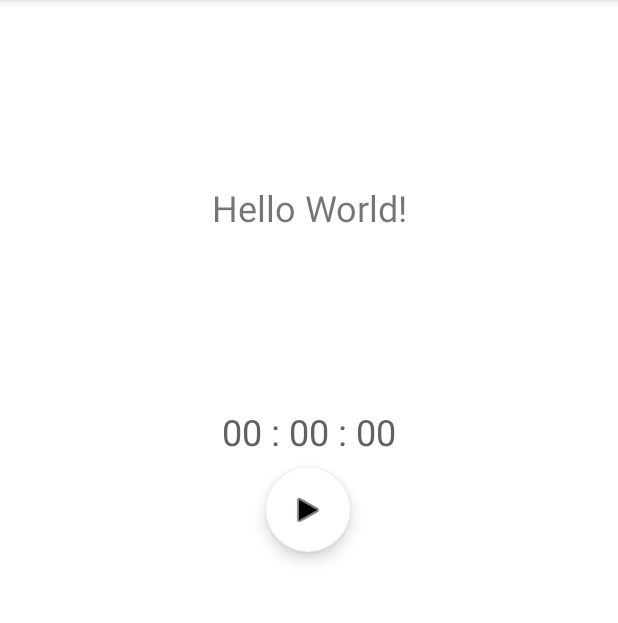
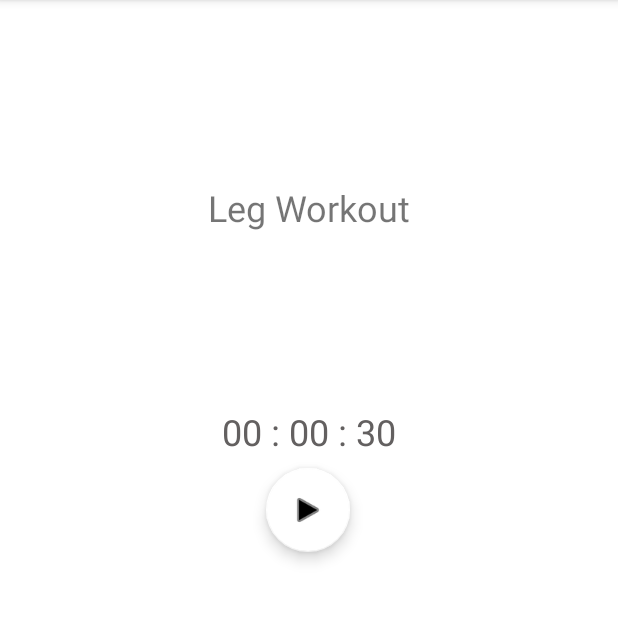
Before and after one commit to taerichard/WorkoutTimer, an Android app: the screen it shows after launch (SecondActivity), after a tap on "LEGS", on a phone screen of 412 x 824 dp, the part 84-707 px from its top. Run offline under Robolectric (Android 15) with nearby library versions, the phone set to English and light mode, and no system bars.

Commit message:
data transfer from each buttons to fragment

```diff
--- a/app/src/main/java/com/example/activityplayground/MainActivity.java
+++ b/app/src/main/java/com/example/activityplayground/MainActivity.java
@@ -33,6 +33,7 @@ public class MainActivity extends AppCompatActivity implements View.OnClickListe
         chestButton.setOnClickListener(this);
         // leg button
         legButton = findViewById(R.id.legs_button);
+        Log.i("INFO","legs " + legButton);
         legButton.setOnClickListener(this);
     }
 
@@ -45,20 +46,22 @@ public class MainActivity extends AppCompatActivity implements View.OnClickListe
 
     @Override
     public void onClick(View v) {
-        Log.i("INFO", "BUTTON CLICKED FROM ACTIVITY");
 
         switch(v.getId()){
             case R.id.button_shoulders : {
-                Intent intent = addData("Shoulder Workout", 30);
+                Intent intent = addData("Shoulder Workout", 3);
                 startActivity(intent);
+                break;
             }
             case R.id.legs_button : {
-                Intent intent = addData("Leg Workout", 100);
+                Intent intent = addData("Leg Workout", 30);
                 startActivity(intent);
+                break;
             }
             case R.id.chest_button : {
-               Intent intent = addData("Chest Workout", 15);
+               Intent intent = addData("Chest Workout", 5);
                 startActivity(intent);
+                break;
             }
             default:{
                 break;
--- a/app/src/main/java/com/example/activityplayground/SecondActivity.java
+++ b/app/src/main/java/com/example/activityplayground/SecondActivity.java
@@ -2,30 +2,23 @@ package com.example.activityplayground;
 
 import androidx.appcompat.app.AppCompatActivity;
 
+import android.content.Intent;
 import android.os.Bundle;
 import android.util.Log;
 import android.view.View;
 import android.widget.TextView;
 
+import java.util.Timer;
+
 public class SecondActivity extends AppCompatActivity {
-    String workoutType;
-    TextView workoutTitle;
-    int seconds;
+
     @Override
     protected void onCreate(Bundle savedInstanceState) {
         super.onCreate(savedInstanceState);
         setContentView(R.layout.activity_second);
-// once created it loads the fragment in the container
 
-        workoutTitle = findViewById(R.id.workout_title);
-
-        workoutType = getIntent().getStringExtra("workoutType");
-        seconds = getIntent().getExtras().getInt("seconds");
-
-        // changing workout title
-        workoutTitle.setText(String.format(workoutType));
-        Log.i("INFO", "Received seconds data " + seconds);
-        Log.i("INFO", "Received string data " + workoutType);
+        String workoutType = getIntent().getExtras().getString("workoutType");
+        int seconds = getIntent().getExtras().getInt("seconds");
 
         getSupportFragmentManager()
                 .beginTransaction()
--- a/app/src/main/java/com/example/activityplayground/TimerFragment.java
+++ b/app/src/main/java/com/example/activityplayground/TimerFragment.java
@@ -1,5 +1,6 @@
 package com.example.activityplayground;
 
+import android.content.Intent;
 import android.graphics.drawable.Drawable;
 import android.os.Bundle;
 
@@ -19,19 +20,25 @@ import com.google.android.material.floatingactionbutton.FloatingActionButton;
 
 import org.w3c.dom.Text;
 
+import java.util.concurrent.Future;
+
 import static android.os.Looper.getMainLooper;
 
 public class TimerFragment extends Fragment{
 
-    private static TextView workoutTitle;
+    private TextView finishMessage;
     private int seconds = 0;
-    private TextView tv;
+    private int workoutSeconds;
+    // time in fragment layout
+    private TextView workoutTextView;
+    private TextView timeText;
     private FloatingActionButton timerButton;
     private boolean paused = true;  // first application is paused before running
 
     @Override
     public void onCreate(Bundle savedInstanceState) {
         super.onCreate(savedInstanceState);
+
     }
 
     @Override
@@ -44,10 +51,18 @@ public class TimerFragment extends Fragment{
     public void onViewCreated(@NonNull View view, @Nullable Bundle savedInstanceState) {
         super.onViewCreated(view, savedInstanceState);
 
-        // workout title
-        workoutTitle = view.findViewById(R.id.workout_title);
-        // timer text
-        tv = view.findViewById(R.id.time_text);
+        // finish textview
+        finishMessage = view.findViewById(R.id.finish_message);
+
+        // getting the arguments from bundle
+        workoutTextView = view.findViewById(R.id.workout_title);
+        timeText = view.findViewById(R.id.time_text);
+
+
+        String workoutTitle = getArguments().getString("workoutType");
+        workoutSeconds = getArguments().getInt("seconds");
+        workoutTextView.setText(String.format(workoutTitle));
+        timeText.setText(String.format("%02d : %02d : %02d", 00, 00, workoutSeconds));
         // timer button
         timerButton = view.findViewById(R.id.play_pause_fab);
         // timer starts when clicked
@@ -74,20 +89,26 @@ public class TimerFragment extends Fragment{
         timerButton.setImageDrawable(icon);
     }
 
+
     public void runTimer(){
         final Handler handler = new Handler(getMainLooper());
-        Log.i("INFO", "fag");
         // schedules a piece of code that can run at a later time.
+
         handler.post(new Runnable() {
             @Override
             public void run() {
-                int sec = seconds % 60;
-                int min = (seconds % 3600) / 60;
-                int hour = seconds/60;
-                tv.setText(String.format("%02d : %02d : %02d", hour, min, sec));
+               //* int sec = seconds % 60*//*
+                int sec = workoutSeconds % 60;
+                int min = (sec % 3600) / 60;
+                int hour = sec/60;
+                timeText.setText(String.format("%02d : %02d : %02d", hour, min, sec));
                 if(!paused){
-                    Log.i("INFO", "inside runTimer");
-                    seconds++;
+                    workoutSeconds--;
+                    if(workoutSeconds == 0){
+                       /* handler.removeCallbacksAndMessages(null);*/
+                        paused = true;
+                        finishMessage.setText("Finished! Great Job!");
+                    }
                     handler.postDelayed(this, 1000);  //runs the runnable again after a second
                 }
             }
@@ -100,8 +121,7 @@ public class TimerFragment extends Fragment{
         args.putString("workoutType", workoutType);
         args.putInt("seconds", seconds);
         timerFragment.setArguments(args);
-        Log.i("INFO", "COMING FROM newINSTANCE " + workoutType + " " + seconds);
-
         return timerFragment;
     }
+
 }
--- a/app/src/main/res/layout/activity_main.xml
+++ b/app/src/main/res/layout/activity_main.xml
@@ -5,6 +5,7 @@
     android:layout_width="match_parent"
     android:layout_height="match_parent"
     tools:context=".MainActivity">
+
 
     <Button
         android:id="@+id/legs_button"
@@ -17,7 +18,6 @@
         app:layout_constraintEnd_toEndOf="parent"
         app:layout_constraintHorizontal_bias="0.506"
         app:layout_constraintStart_toStartOf="parent"
-
         app:layout_constraintTop_toBottomOf="@+id/button_shoulders"
         app:layout_constraintVertical_bias="0.0" />
 
@@ -33,7 +33,8 @@
         app:layout_constraintHorizontal_bias="0.505"
         app:layout_constraintStart_toStartOf="parent"
         app:layout_constraintTop_toTopOf="parent"
-        app:layout_constraintVertical_bias="0.0" />
+        app:layout_constraintVertical_bias="0.0"
+        app:strokeColor="#A64949" />
 
     <Button
         android:id="@+id/chest_button"
--- a/app/src/main/res/layout/fragment_timer.xml
+++ b/app/src/main/res/layout/fragment_timer.xml
@@ -52,4 +52,17 @@
         app:layout_constraintStart_toStartOf="parent"
         app:layout_constraintTop_toTopOf="parent" />
 
+    <TextView
+        android:id="@+id/finish_message"
+        android:layout_width="163dp"
+        android:layout_height="81dp"
+        android:gravity="center_horizontal"
+        android:textColor="#6C4C4C"
+        android:textSize="30sp"
+        app:layout_constraintBottom_toBottomOf="parent"
+        app:layout_constraintEnd_toEndOf="parent"
+        app:layout_constraintStart_toStartOf="parent"
+        app:layout_constraintTop_toBottomOf="@+id/play_pause_fab"
+        app:layout_constraintVertical_bias="0.191" />
+
 </androidx.constraintlayout.widget.ConstraintLayout>
```
Also changed, not shown: 2 other files.
